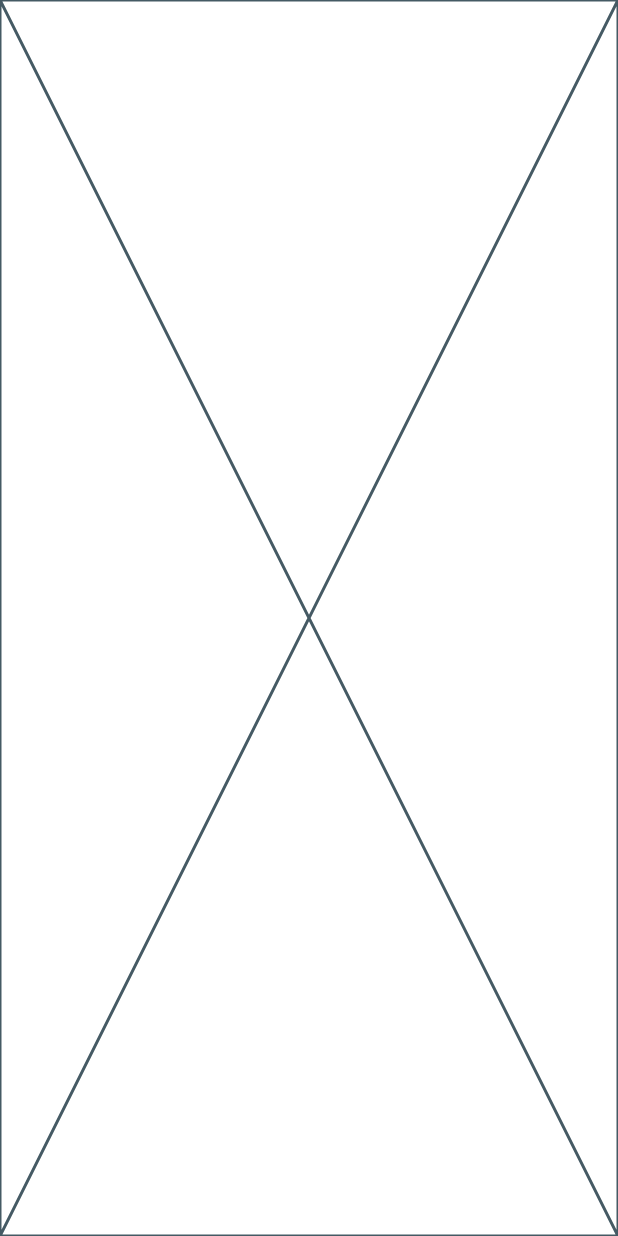
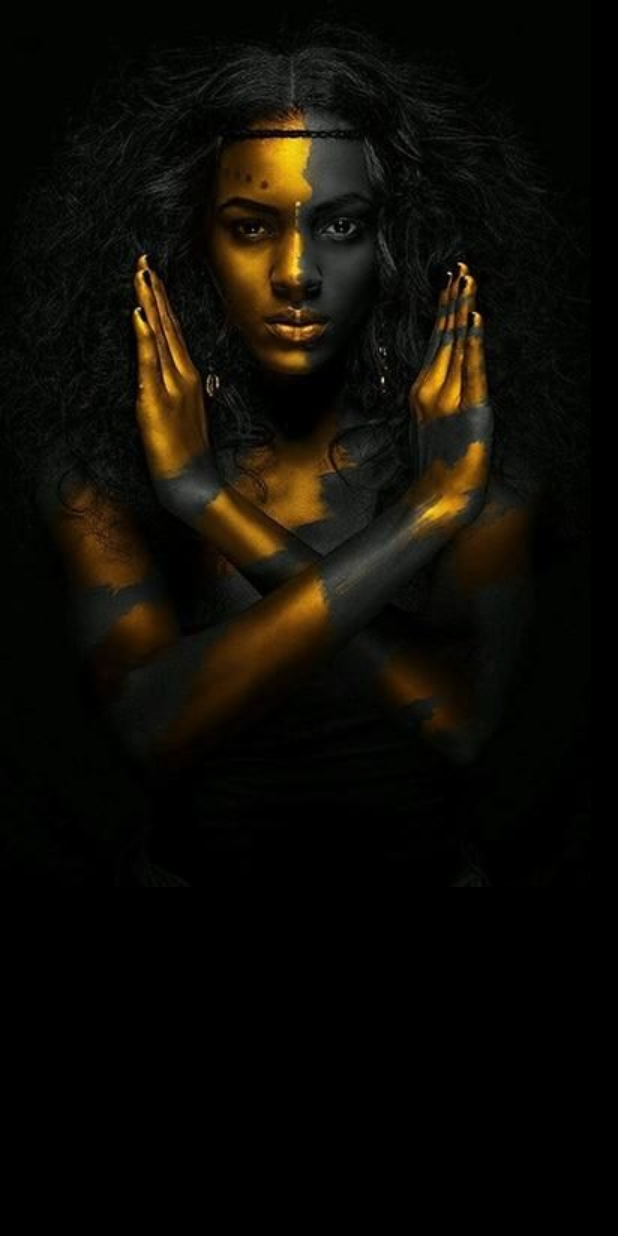
Before and after one commit to JAPHETHNYARANGA/Hokela-Notes-App-Flutter, a Flutter app: the screen it shows after launch, on a phone screen of 412 x 824 dp. Run offline on Flutter 3.47's test engine with Material 2 defaults, Android fonts, the phone set to English and light mode, and no system bars.

Commit message:
added image to login screen and removed debug banner

```diff
--- a/lib/main.dart
+++ b/lib/main.dart
@@ -24,7 +24,9 @@ class MyApp extends StatelessWidget {
         // Notice that the counter didn't reset back to zero; the application
         // is not restarted.
         primarySwatch: Colors.blue,
+
       ),
+      debugShowCheckedModeBanner: false,
       home: const LoginScreen(),
     );
   }
--- a/lib/screens/loginScreen.dart
+++ b/lib/screens/loginScreen.dart
@@ -11,6 +11,15 @@ class LoginScreen extends StatefulWidget {
 class _LoginScreenState extends State<LoginScreen> {
   @override
   Widget build(BuildContext context) {
-    return const Placeholder();
+    return Container(
+      height: MediaQuery.of(context).size.height,
+      width: MediaQuery.of(context).size.width,
+      color: Colors.black,
+      child: Stack(
+        children: [
+              Image.asset('assets/Images/woman.jpg')
+        ],
+      ),
+    );
   }
 }
--- a/pubspec.yaml
+++ b/pubspec.yaml
@@ -58,8 +58,8 @@ flutter:
   uses-material-design: true
 
   # To add assets to your application, add an assets section, like this:
-  # assets:
-  #   - images/a_dot_burr.jpeg
+  assets:
+    - assets/Images/woman.jpg
   #   - images/a_dot_ham.jpeg
 
   # An image asset can refer to one or more resolution-specific "variants", see
```
